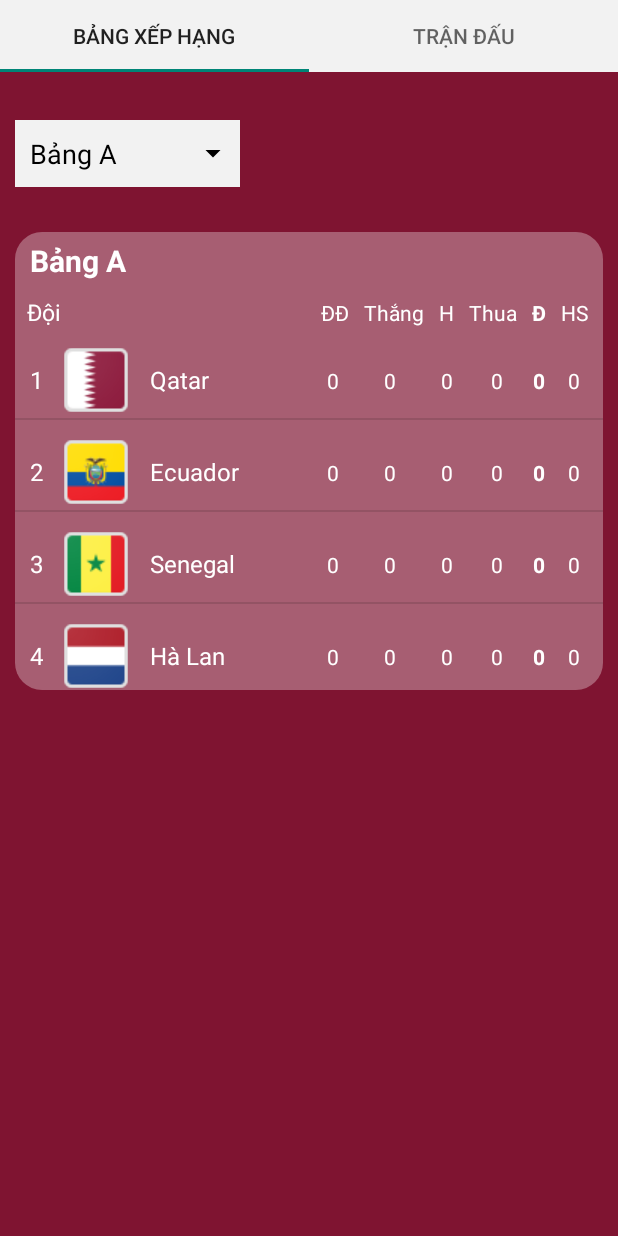
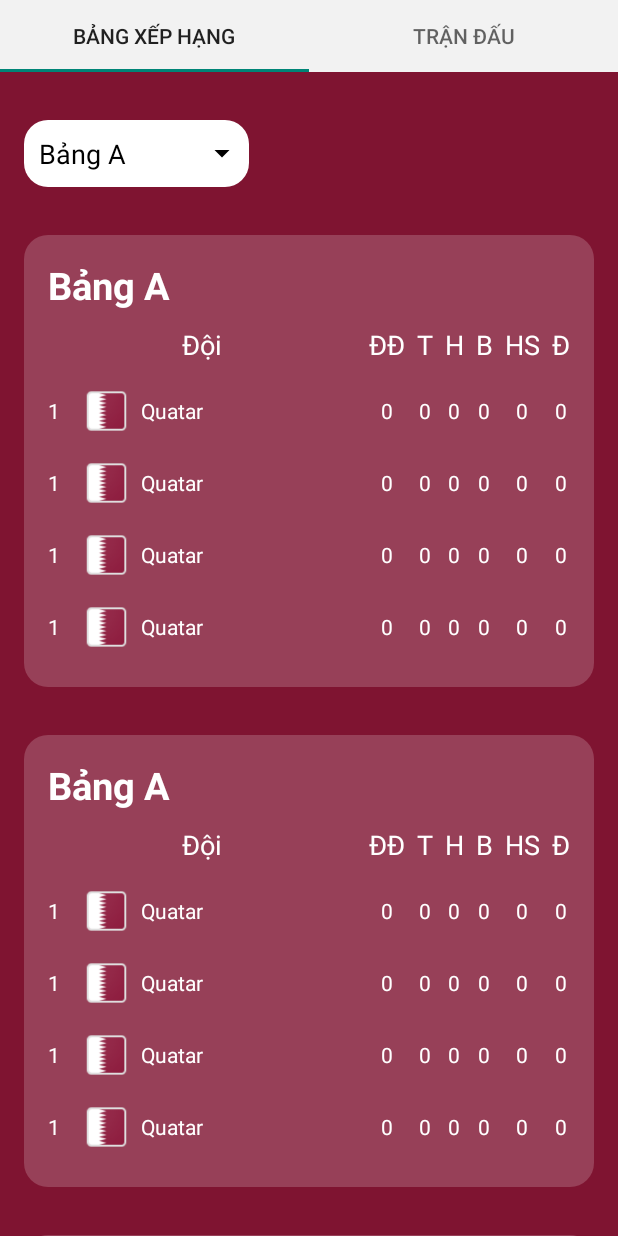
Before and after one commit to DangTus/android.wc-app, an Android app: the screen it shows after launch (MainActivity), on a phone screen of 412 x 824 dp. Run offline under Robolectric (Android 15) with nearby library versions, the phone set to English and light mode, and no system bars.

Commit message:
Tus lam xong table row

```diff
--- a/app/src/main/java/com/reddog/worldcup2022/fragment/HomeFragment.java
+++ b/app/src/main/java/com/reddog/worldcup2022/fragment/HomeFragment.java
@@ -5,7 +5,10 @@ import android.view.LayoutInflater;
 import android.view.View;
 import android.view.ViewGroup;
 import android.widget.AdapterView;
+import android.widget.LinearLayout;
 import android.widget.Spinner;
+import android.widget.TableLayout;
+import android.widget.TableRow;
 
 import androidx.annotation.NonNull;
 import androidx.annotation.Nullable;
@@ -21,23 +24,27 @@ import com.reddog.worldcup2022.model.Category;
 import java.util.ArrayList;
 import java.util.List;
 
-public class HomeFragment extends ListFragment {
-    ArrayList<BangDau> arrayBangDau;
-    BangDauAdapter BDadapter;
-    private View view;
+public class HomeFragment extends Fragment{
+
+    private ArrayList<BangDau> arrayBangDau;
+    private BangDauAdapter BDadapter;
     private Spinner spnCategory;
     private CategoryAdapter categoryAdapter;
+    private LinearLayout lContent;
 
     @Nullable
     @Override
     public View onCreateView(@NonNull LayoutInflater inflater, @Nullable ViewGroup container, @Nullable Bundle savedInstanceState) {
-        view = inflater.inflate(R.layout.fragment_home, container, false);
-        anhxa();
-        BDadapter = new BangDauAdapter(getActivity(), R.layout.row_bang_dau, arrayBangDau);
-        setListAdapter(BDadapter);
-        spnCategory = view.findViewById(R.id.snp_category);
+        View view = inflater.inflate(R.layout.fragment_home, container, false);
+
+        anhxa(view);
+
+        setTable(inflater);
+
+        //spiner
         categoryAdapter = new CategoryAdapter(getActivity(), R.layout.item_selected, getListCategory());
         spnCategory.setAdapter(categoryAdapter);
+
         spnCategory.setOnItemSelectedListener(new AdapterView.OnItemSelectedListener() {
             @Override
             public void onItemSelected(AdapterView<?> adapterView, View view, int i, long l) {
@@ -49,7 +56,26 @@ public class HomeFragment extends ListFragment {
 
             }
         });
+
         return view;
+    }
+
+    private void setTable(LayoutInflater inflater) {
+        for (int i=1; i<=8; i++) {
+            //create table layout
+            TableLayout tableLayout = (TableLayout) inflater.inflate(R.layout.item_table_layout, lContent, false);
+
+            for (int j=1; j<=4; j++) {
+                //create table row
+                TableRow tableRow = (TableRow) inflater.inflate(R.layout.item_table_row, tableLayout, false);
+
+                //add table row to table layout
+                tableLayout.addView(tableRow);
+            }
+
+            //add table layout to lContent
+            lContent.addView(tableLayout);
+        }
     }
 
     private List<Category> getListCategory(){
@@ -58,11 +84,18 @@ public class HomeFragment extends ListFragment {
         list.add(new Category("Bảng B"));
         list.add(new Category("Bảng C"));
         list.add(new Category("Bảng D"));
+        list.add(new Category("Bảng E"));
+        list.add(new Category("Bảng F"));
+        list.add(new Category("Bảng G"));
+        list.add(new Category("Bảng H"));
 
         return list;
     }
 
-    private void anhxa(){
+    private void anhxa(View view){
+        lContent = view.findViewById(R.id.contentLayout);
+        spnCategory = view.findViewById(R.id.snp_category);
+
         arrayBangDau = new ArrayList<>();
         arrayBangDau.add(new BangDau("1", "Qatar", R.drawable.qatar));
         arrayBangDau.add(new BangDau("2", "Ecuador", R.drawable.ecuador));
--- a/app/src/main/res/drawable/bg_main.xml
+++ b/app/src/main/res/drawable/bg_main.xml
@@ -1,5 +1,5 @@
 <?xml version="1.0" encoding="utf-8"?>
 <shape xmlns:android="http://schemas.android.com/apk/res/android">
-    <solid android:color="#50FFFFFF"/>
-    <corners android:radius="18dp"/>
+    <solid android:color="#30FFFFFF"/>
+    <corners android:radius="16dp"/>
 </shape>
--- a/app/src/main/res/layout/fragment_home.xml
+++ b/app/src/main/res/layout/fragment_home.xml
@@ -4,113 +4,27 @@
     android:layout_height="match_parent"
     android:background="@color/maincolor">
 
+    <Spinner
+        android:id="@+id/snp_category"
+        android:layout_width="150dp"
+        android:layout_height="wrap_content"
+        android:layout_marginVertical="32dp"
+        android:background="@drawable/bg_main"
+        android:backgroundTint="#fff"
+        android:backgroundTintMode="add"
+        android:layout_marginLeft="16dp"/>
+
     <ScrollView
         android:layout_width="match_parent"
-        android:layout_height="match_parent">
+        android:layout_height="match_parent"
+        android:layout_below="@+id/snp_category">
+
         <LinearLayout
+            android:id="@+id/contentLayout"
             android:layout_width="match_parent"
             android:layout_height="wrap_content"
             android:orientation="vertical">
 
-            <Spinner
-                android:id="@+id/snp_category"
-                android:layout_width="150dp"
-                android:background="#00000000"
-                android:layout_height="wrap_content"
-                android:layout_marginTop="32dp"
-                android:layout_marginLeft="10dp"/>
-
-            <RelativeLayout
-                android:layout_width="match_parent"
-                android:layout_height="305dp"
-                android:layout_marginTop="30dp"
-                android:layout_marginLeft="10dp"
-                android:layout_marginRight="10dp"
-                android:background="@drawable/bg_main"
-                android:layout_marginBottom="10dp">
-
-                <LinearLayout
-                    android:layout_width="match_parent"
-                    android:layout_height="wrap_content"
-                    android:orientation="vertical">
-
-                    <TextView
-                        android:layout_width="match_parent"
-                        android:layout_height="wrap_content"
-                        android:text="Bảng A"
-                        android:layout_marginTop="5dp"
-                        android:layout_marginBottom="10dp"
-                        android:layout_marginLeft="10dp"
-                        android:textColor="@color/white"
-                        android:textSize="20sp"
-                        android:textStyle="bold" />
-
-                    <LinearLayout
-                        android:layout_width="match_parent"
-                        android:layout_height="wrap_content">
-
-                        <TextView
-                            android:layout_width="0dp"
-                            android:layout_height="wrap_content"
-                            android:layout_marginLeft="8dp"
-                            android:layout_weight="1"
-                            android:text="Đội"
-                            android:textColor="@color/white"
-                            android:textSize="15sp" />
-
-                        <TextView
-                            android:layout_width="wrap_content"
-                            android:layout_height="wrap_content"
-                            android:layout_marginRight="10dp"
-                            android:text="ĐĐ"
-                            android:textColor="@color/white" />
-
-                        <TextView
-                            android:layout_width="wrap_content"
-                            android:layout_height="wrap_content"
-                            android:layout_marginRight="10dp"
-                            android:text="Thắng"
-                            android:textColor="@color/white" />
-
-                        <TextView
-                            android:layout_width="wrap_content"
-                            android:layout_height="wrap_content"
-                            android:layout_marginRight="10dp"
-                            android:text="H"
-                            android:textColor="@color/white" />
-
-                        <TextView
-                            android:layout_width="wrap_content"
-                            android:layout_height="wrap_content"
-                            android:layout_marginRight="10dp"
-                            android:text="Thua"
-                            android:textColor="@color/white" />
-
-                        <TextView
-                            android:layout_width="wrap_content"
-                            android:layout_height="wrap_content"
-                            android:layout_marginRight="10dp"
-                            android:text="Đ"
-                            android:textColor="@color/white"
-                            android:textStyle="bold" />
-
-                        <TextView
-                            android:layout_width="wrap_content"
-                            android:layout_height="wrap_content"
-                            android:layout_marginRight="10dp"
-                            android:text="HS"
-                            android:textColor="@color/white" />
-
-                    </LinearLayout>
-
-                    <ListView
-                        android:id="@android:id/list"
-                        android:layout_width="match_parent"
-                        android:layout_height="wrap_content" />
-
-                </LinearLayout>
-            </RelativeLayout>
-
         </LinearLayout>
     </ScrollView>
 </RelativeLayout>
--- a/app/src/main/res/layout/item_selected.xml
+++ b/app/src/main/res/layout/item_selected.xml
@@ -7,7 +7,6 @@
         android:id="@+id/tv_selected"
         android:layout_width="150dp"
         android:layout_height="wrap_content"
-        android:background="@color/gray"
         android:padding="10dp"
         android:text="Bảng A"
         android:textColor="@color/black"
--- /dev/null
+++ b/app/src/main/res/layout/item_table_layout.xml
@@ -0,0 +1,67 @@
+<?xml version="1.0" encoding="utf-8"?>
+<TableLayout xmlns:android="http://schemas.android.com/apk/res/android"
+    android:layout_width="match_parent"
+    android:layout_height="wrap_content"
+    android:id="@+id/tbRow"
+    android:stretchColumns="1"
+    android:background="@drawable/bg_main"
+    android:layout_marginBottom="32dp"
+    android:layout_marginHorizontal="16dp"
+    android:padding="16dp">
+
+    <TextView
+        android:id="@+id/groupNameTextView"
+        android:text="Bảng A"
+        android:layout_marginBottom="10dp"
+        android:textColor="@color/white"
+        android:textSize="25sp"
+        android:textStyle="bold"/>
+
+    <TableRow
+        android:gravity="center_vertical"
+        android:layout_marginBottom="8dp">
+
+        <TextView
+            android:text="Đội"
+            android:textAlignment="center"
+            android:layout_marginRight="8dp"
+            android:layout_span="2"
+            android:textSize="18sp"
+            android:textColor="@color/white"/>
+
+        <TextView
+            android:text="ĐĐ"
+            android:layout_marginRight="8dp"
+            android:textSize="18sp"
+            android:textColor="@color/white"/>
+
+        <TextView
+            android:text="T"
+            android:layout_marginRight="8dp"
+            android:textSize="18sp"
+            android:textColor="@color/white"/>
+
+        <TextView
+            android:text="H"
+            android:layout_marginRight="8dp"
+            android:textSize="18sp"
+            android:textColor="@color/white"/>
+
+        <TextView
+            android:text="B"
+            android:layout_marginRight="8dp"
+            android:textSize="18sp"
+            android:textColor="@color/white"/>
+
+        <TextView
+            android:text="HS"
+            android:layout_marginRight="8dp"
+            android:textSize="18sp"
+            android:textColor="@color/white"/>
+
+        <TextView
+            android:text="Đ"
+            android:textSize="18sp"
+            android:textColor="@color/white"/>
+    </TableRow>
+</TableLayout>
--- /dev/null
+++ b/app/src/main/res/layout/item_table_row.xml
@@ -0,0 +1,59 @@
+<?xml version="1.0" encoding="utf-8"?>
+<TableRow xmlns:android="http://schemas.android.com/apk/res/android"
+    android:id="@+id/tbRow"
+    android:gravity="center_vertical">
+
+    <TextView
+        android:text="1"
+        android:textColor="@color/white"
+        android:textAlignment="center"
+        android:layout_marginRight="16dp"/>
+
+    <LinearLayout
+        android:gravity="center_vertical"
+        android:layout_marginRight="8dp">
+
+        <ImageView
+            android:layout_width="30dp"
+            android:layout_height="wrap_content"
+            android:src="@drawable/qatar"
+            android:layout_gravity="center_horizontal"
+            android:layout_marginRight="8dp"/>
+        <TextView
+            android:layout_width="wrap_content"
+            android:layout_height="wrap_content"
+            android:text="Quatar"
+            android:textColor="@color/white"
+            android:textAlignment="center"/>
+    </LinearLayout>
+
+    <TextView
+        android:text="0"
+        android:textColor="@color/white"
+        android:textAlignment="center"
+        android:layout_marginRight="8dp"/>
+    <TextView
+        android:text="0"
+        android:textColor="@color/white"
+        android:textAlignment="center"
+        android:layout_marginRight="8dp"/>
+    <TextView
+        android:text="0"
+        android:textColor="@color/white"
+        android:textAlignment="center"
+        android:layout_marginRight="8dp"/>
+    <TextView
+        android:text="0"
+        android:textColor="@color/white"
+        android:textAlignment="center"
+        android:layout_marginRight="8dp"/>
+    <TextView
+        android:text="0"
+        android:textColor="@color/white"
+        android:textAlignment="center"
+        android:layout_marginRight="8dp"/>
+    <TextView
+        android:text="0"
+        android:textColor="@color/white"
+        android:textAlignment="center"/>
+</TableRow>
--- a/app/src/main/res/layout/row_bang_dau.xml
+++ b/app/src/main/res/layout/row_bang_dau.xml
@@ -26,10 +26,11 @@
 
             <ImageView
                 android:id="@+id/imgQuocGia"
-                android:layout_width="wrap_content"
-                android:layout_height="wrap_content"
+                android:layout_width="50dp"
+                android:layout_height="50dp"
                 android:layout_marginLeft="30dp"
-                android:background="@drawable/qatar" />
+                android:scaleType="fitXY"
+                android:src="@drawable/qatar"/>
 
             <TextView
                 android:id="@+id/nameQuocGia"
@@ -95,15 +96,13 @@
             android:id="@+id/thang"/>
 
         <TextView
+            android:id="@+id/DD"
             android:layout_width="wrap_content"
             android:layout_height="wrap_content"
+            android:layout_centerVertical="true"
+            android:layout_marginRight="30dp"
+            android:layout_toStartOf="@id/thang"
             android:text="0"
-            android:textColor="@color/white"
-            android:layout_centerVertical="true"
-            android:layout_toStartOf="@id/thang"
-            android:layout_marginRight="30dp"
-            android:id="@+id/DD"/>
-
+            android:textColor="@color/white"/>
     </RelativeLayout>
-
 </RelativeLayout>
--- a/app/src/main/res/values/colors.xml
+++ b/app/src/main/res/values/colors.xml
@@ -10,5 +10,4 @@
 
     <color name="gray">#f2f2f2</color>
     <color name="maincolor">#7F1431</color>
-
 </resources>
```
